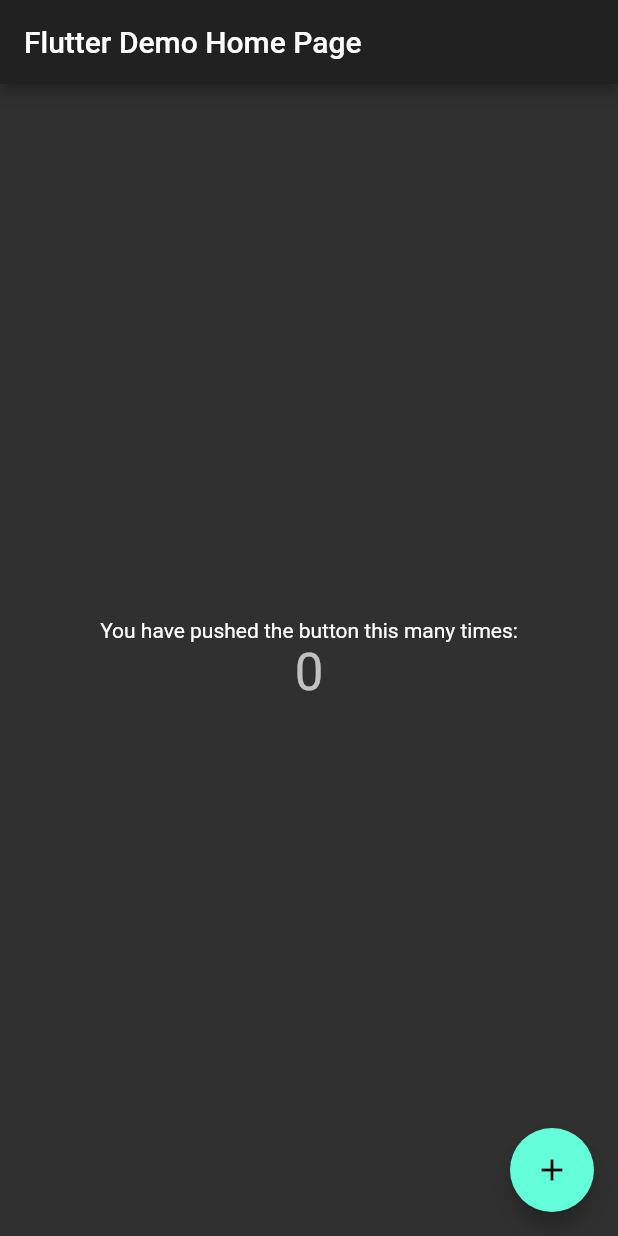
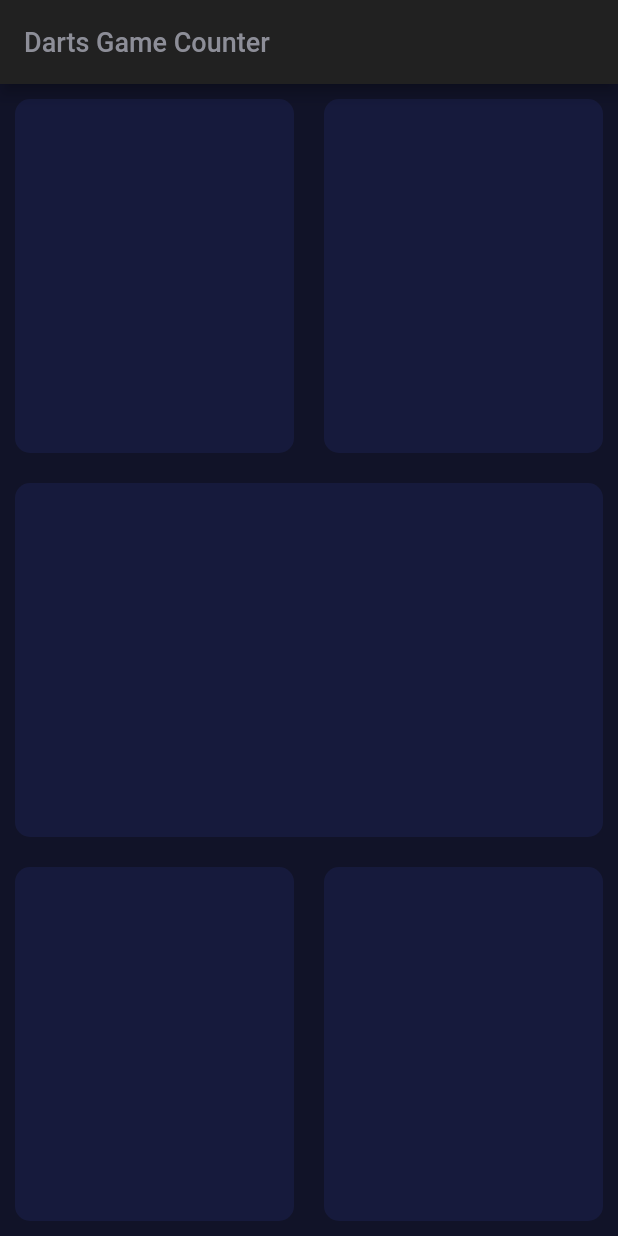
Before and after one commit to Rewalon/darts_counts, a Flutter app: the screen it shows after launch, on a phone screen of 412 x 824 dp. Run offline on Flutter 3.47's test engine with Material 2 defaults, Android fonts, the phone set to English and light mode, and no system bars.

Commit message:
file const and simple desine

```diff
--- /dev/null
+++ b/lib/constants.dart
@@ -0,0 +1,18 @@
+import 'package:flutter/material.dart';
+
+/* default colors */
+const acBottomContainerHeight = 80.0;
+const acBGColour = Color(0xFF111328);
+const acActiveCardColor = Color(0xFF1d1e33);
+const acInactiveCardColor = Color(0xFF161A3C);
+const acBottomCantainerColor = Color(0xFFEB1555);
+//0xFFEB1555
+const acLabelTextStyle = TextStyle(
+  fontSize: 18.0,
+  color: Color(0xFF8D8E98),
+);
+
+const acTitleTextStyle = TextStyle(
+  fontSize: 50.0,
+  fontWeight: FontWeight.bold,
+);
--- a/lib/main.dart
+++ b/lib/main.dart
@@ -1,4 +1,5 @@
 import 'package:flutter/material.dart';
+import 'package:darts_counts/constants.dart';
 
 void main() {
   runApp(DartsCountsApp());
@@ -9,94 +10,78 @@ class DartsCountsApp extends StatelessWidget {
   @override
   Widget build(BuildContext context) {
     return MaterialApp(
-      title: 'Flutter Demo',
+      title: 'Darts Counter',
       theme: ThemeData.dark(),
-      home: MyHomePage(title: 'Flutter Demo Home Page'),
+      home: InputPage(title: 'Darts Counter'),
     );
   }
 }
 
-class MyHomePage extends StatefulWidget {
-  MyHomePage({Key key, this.title}) : super(key: key);
-
-  // This widget is the home page of your application. It is stateful, meaning
-  // that it has a State object (defined below) that contains fields that affect
-  // how it looks.
-
-  // This class is the configuration for the state. It holds the values (in this
-  // case the title) provided by the parent (in this case the App widget) and
-  // used by the build method of the State. Fields in a Widget subclass are
-  // always marked "final".
+class InputPage extends StatefulWidget {
+  InputPage({Key key, this.title}) : super(key: key);
 
   final String title;
 
   @override
-  _MyHomePageState createState() => _MyHomePageState();
+  _InputPageState createState() => _InputPageState();
 }
 
-class _MyHomePageState extends State<MyHomePage> {
-  int _counter = 0;
+class _InputPageState extends State<InputPage> {
+  @override
+  Widget build(BuildContext context) {
+    return Scaffold(
+      backgroundColor: acBGColour,
+      appBar: AppBar(
+        title: Text(
+          "Darts Game Counter",
+          style: acLabelTextStyle,
+        ),
+      ),
+      body: Column(
+        children: <Widget>[
+          Expanded(
+            child: Row(
+              children: <Widget>[
+                Expanded(child: ReusableCard()),
+                Expanded(child: ReusableCard())
+              ],
+            ),
+          ),
+          Expanded(child: ReusableCard()),
+          Expanded(
+            child: Row(
+              children: <Widget>[
+                Expanded(child: ReusableCard()),
+                Expanded(child: ReusableCard())
+              ],
+            ),
+          ),
+        ],
+      ),
+    );
+  }
+}
 
-  void _incrementCounter() {
-    setState(() {
-      // This call to setState tells the Flutter framework that something has
-      // changed in this State, which causes it to rerun the build method below
-      // so that the display can reflect the updated values. If we changed
-      // _counter without calling setState(), then the build method would not be
-      // called again, and so nothing would appear to happen.
-      _counter++;
-    });
-  }
+class ReusableCard extends StatelessWidget {
+  final Color color;
+  final Widget child;
+  final Function onTap;
+  ReusableCard({
+    Key key,
+    this.color,
+    this.child,
+    this.onTap,
+  }) : super(key: key);
 
   @override
   Widget build(BuildContext context) {
-    // This method is rerun every time setState is called, for instance as done
-    // by the _incrementCounter method above.
-    //
-    // The Flutter framework has been optimized to make rerunning build methods
-    // fast, so that you can just rebuild anything that needs updating rather
-    // than having to individually change instances of widgets.
-    return Scaffold(
-      appBar: AppBar(
-        // Here we take the value from the MyHomePage object that was created by
-        // the App.build method, and use it to set our appbar title.
-        title: Text(widget.title),
-      ),
-      body: Center(
-        // Center is a layout widget. It takes a single child and positions it
-        // in the middle of the parent.
-        child: Column(
-          // Column is also a layout widget. It takes a list of children and
-          // arranges them vertically. By default, it sizes itself to fit its
-          // children horizontally, and tries to be as tall as its parent.
-          //
-          // Invoke "debug painting" (press "p" in the console, choose the
-          // "Toggle Debug Paint" action from the Flutter Inspector in Android
-          // Studio, or the "Toggle Debug Paint" command in Visual Studio Code)
-          // to see the wireframe for each widget.
-          //
-          // Column has various properties to control how it sizes itself and
-          // how it positions its children. Here we use mainAxisAlignment to
-          // center the children vertically; the main axis here is the vertical
-          // axis because Columns are vertical (the cross axis would be
-          // horizontal).
-          mainAxisAlignment: MainAxisAlignment.center,
-          children: <Widget>[
-            Text(
-              'You have pushed the button this many times:',
-            ),
-            Text(
-              '$_counter',
-              style: Theme.of(context).textTheme.headline4,
-            ),
-          ],
-        ),
-      ),
-      floatingActionButton: FloatingActionButton(
-        onPressed: _incrementCounter,
-        tooltip: 'Increment',
-        child: Icon(Icons.add),
-      ), // This trailing comma makes auto-formatting nicer for build methods.
-    );
+    return GestureDetector(
+        onTap: onTap,
+        child: Container(
+          margin: EdgeInsets.all(10),
+          decoration: BoxDecoration(
+              color: acInactiveCardColor,
+              borderRadius: BorderRadius.all(Radius.circular(10))),
+        ));
   }
 }
```
